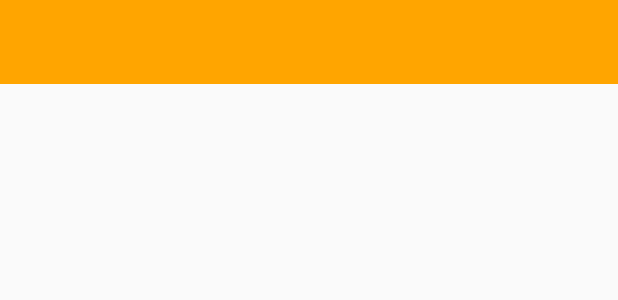
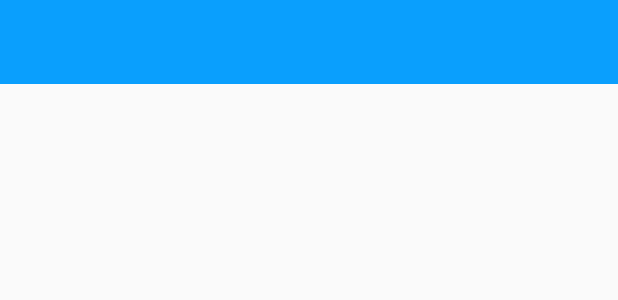
Before and after one commit to zhaoyuxi/jumeihui, an Android app: the layout common_toolbar.xml on its own in the app's theme, with its tools: preview values and no code run, on a phone screen of 412 x 824 dp. Shown: the top 300 px of the screen. Run offline under Robolectric (Android 15) with nearby library versions, the phone set to English and light mode, and no system bars.

```diff
--- a/app/src/main/java/com/xixi/jimeihui/MainActivity.java
+++ b/app/src/main/java/com/xixi/jimeihui/MainActivity.java
@@ -159,7 +159,8 @@ MainActivity extends BaseAppCompatActivity implements BottomNavigationBar.OnTabS
         bottomNavigationBar
                 .setBackgroundStyle(BottomNavigationBar.BACKGROUND_STYLE_STATIC
                 );
-        bottomNavigationBar.setBarBackgroundColor(R.color.pageBackground);
+        bottomNavigationBar.setBarBackgroundColor(R.color.colorBottomNavigationBarBackground);
+        //bottomNavigationBar.set
         bottomNavigationBar.addItem(new BottomNavigationItem(R.mipmap.home2, "主页").setInActiveColor(R.color.colorbttonfont).setActiveColorResource(R.color.colorAccent))
                 .addItem(new BottomNavigationItem(R.mipmap.photo, "图册").setInActiveColor(R.color.colorbttonfont).setActiveColorResource(R.color.colorAccent))
                 .addItem(new BottomNavigationItem(R.mipmap.add,"发布").setInActiveColor(R.color.colorbttonfont).setActiveColorResource(R.color.colorAccent))
--- a/app/src/main/res/layout/common_bottom_navigator.xml
+++ b/app/src/main/res/layout/common_bottom_navigator.xml
@@ -5,5 +5,6 @@
     android:layout_width="match_parent"
     android:layout_height="wrap_content"
     android:textSize="8dp"
+    android:background="@color/colorBottomNavigationBarBackground"
     android:layout_gravity="bottom">
 </com.ashokvarma.bottomnavigation.BottomNavigationBar>
--- a/app/src/main/res/layout/common_toolbar.xml
+++ b/app/src/main/res/layout/common_toolbar.xml
@@ -6,5 +6,5 @@
     android:layout_height="wrap_content"
     android:background="@color/colorToolbarBackground"
     app:titleTextColor="@color/colortitle"
-    android:textSize="16dp">
+    android:textSize="12dp">
 </android.support.v7.widget.Toolbar>
--- a/app/src/main/res/values/colors.xml
+++ b/app/src/main/res/values/colors.xml
@@ -4,11 +4,12 @@
     <color name="colorBrightRed">#FF534D</color>
     <color name="colorLakeBlue">#25c6fc</color>
     <color name="colorToolbarTitle">#ffffff</color>
-    <color name="colorToolbarBackground">#FFA500</color>
-    <color name="colorCoverBackground">#FFA500</color>
-    <color name="colorPrimary">#FFA500</color>
-    <color name="colorPrimaryDark">#FFA500</color>
-    <color name="colorAccent">#FFA500</color>
+    <color name="colorToolbarBackground">#0A9FFD</color>
+    <color name="colorBottomNavigationBarBackground">#5CDC99</color>
+    <color name="colorCoverBackground">#0A9FFD</color>
+    <color name="colorPrimary">#FF4500</color>
+    <color name="colorPrimaryDark">#0A9FFD</color>
+    <color name="colorAccent">#ffffff</color>
     <color name="colorOrangeRed">#FF4500</color>
     <color name="colorRed">#FF0000</color>
     <color name="colorbttonfont">#5E5E5E</color>
@@ -24,5 +25,10 @@
     <color name="itemBackground1">#2196f3</color>
     <color name="itemBackground2">#5CDC99</color>
     <color name="itemBackground3">#FFA500</color>
+    <color name="itemBackground4">#0C66FE</color>
+    <color name="itemBackground5">#15E2cf</color>
+    <color name="itemBackground6">#0A9FFD</color>
+    <color name="itemBackground7">#FFC09F</color>
+
     <color name="nowhite">#EDEDED</color>
 </resources>
--- a/app/src/main/res/values/styles.xml
+++ b/app/src/main/res/values/styles.xml
@@ -11,7 +11,7 @@
       </style>
 
       <style name="TabLayoutTextStyle" parent="TextAppearance.AppCompat.Widget.ActionBar.Title.Inverse">
-          <item name="android:textSize">16dp</item>
+          <item name="android:textSize">18dp</item>
           <item name="android:textColor">@color/colorBlack</item>
           <!--  <item name="android:textStyle">bold</item> -->
       </style>
```
